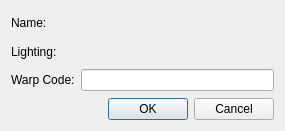
NickHugi/PyKotor, file ui/tools/indoormap/indoorsettings.ui: the form before one commit.
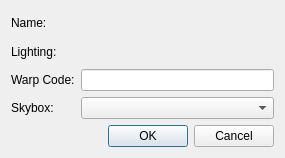
The form after the commit. Custom widgets are drawn as their Qt base class.

Commit message: Add option to select skybox

```diff
--- a/ui/tools/indoormap/indoorsettings.ui
+++ b/ui/tools/indoormap/indoorsettings.ui
@@ -7,7 +7,7 @@
     <x>0</x>
     <y>0</y>
     <width>285</width>
-    <height>131</height>
+    <height>157</height>
    </rect>
   </property>
   <property name="windowTitle">
@@ -72,6 +72,16 @@
        </property>
       </widget>
      </item>
+     <item row="3" column="1">
+      <widget class="QComboBox" name="skyboxSelect"/>
+     </item>
+     <item row="3" column="0">
+      <widget class="QLabel" name="label_4">
+       <property name="text">
+        <string>Skybox:</string>
+       </property>
+      </widget>
+     </item>
     </layout>
    </item>
    <item>
```
The commit also changes 6 other files.
